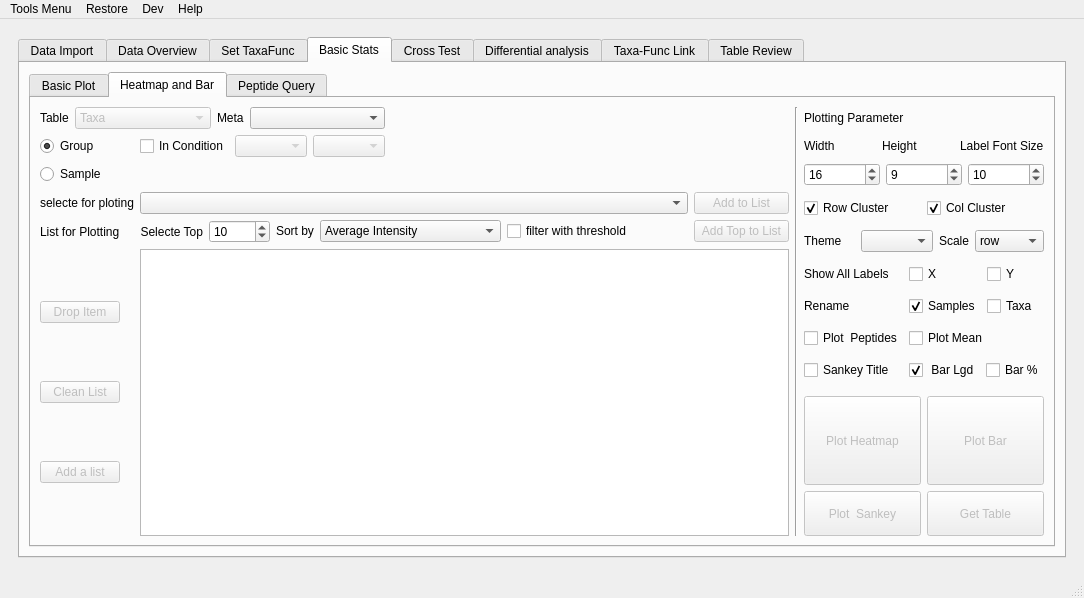
Qt form utils/MetaX_GUI/MainWindow.ui (byemaxx/MetaX) before a commit.
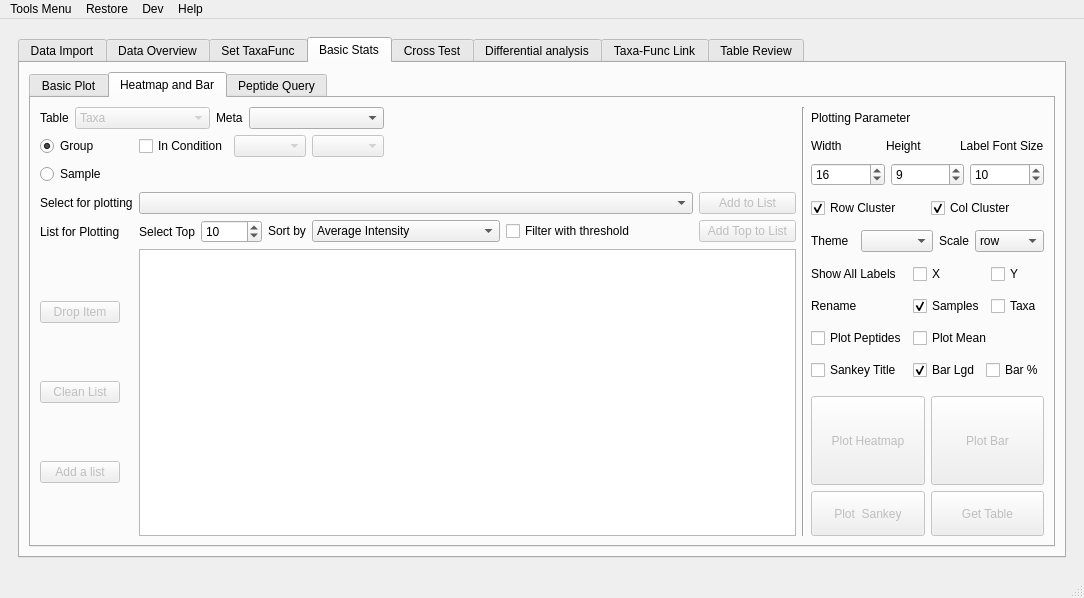
The same form after that commit. The open tabs and pages were chosen to show the change.

Commit message: - Change: For HTML plot, moved all tooltips to the left bottom. - Fix: Fixed some wrong spellings in GUI.

Patch:
```diff
--- a/utils/MetaX_GUI/MainWindow.ui
+++ b/utils/MetaX_GUI/MainWindow.ui
@@ -2112,7 +2112,7 @@
                 <item row="3" column="0">
                  <widget class="QLabel" name="label_32">
                   <property name="text">
-                   <string>selecte for ploting</string>
+                   <string>Select for plotting</string>
                   </property>
                  </widget>
                 </item>
@@ -2195,7 +2195,7 @@
                      </sizepolicy>
                     </property>
                     <property name="text">
-                     <string>Plot  Peptides</string>
+                     <string>Plot Peptides</string>
                     </property>
                    </widget>
                   </item>
@@ -2317,7 +2317,7 @@
                        </sizepolicy>
                       </property>
                       <property name="text">
-                       <string> Bar Lgd</string>
+                       <string>Bar Lgd</string>
                       </property>
                       <property name="checked">
                        <bool>true</bool>
@@ -2346,7 +2346,7 @@
                      </sizepolicy>
                     </property>
                     <property name="text">
-                     <string>Selecte Top</string>
+                     <string>Select Top</string>
                     </property>
                     <property name="alignment">
                      <set>Qt::AlignRight|Qt::AlignTrailing|Qt::AlignVCenter</set>
@@ -2452,7 +2452,7 @@
                   <item>
                    <widget class="QCheckBox" name="checkBox_basic_heatmap_top_filtered">
                     <property name="text">
-                     <string>filter with threshold</string>
+                     <string>Filter with threshold</string>
                     </property>
                    </widget>
                   </item>
```
Left out of the diff: 42 changed lines with no effect on the pictures. The commit also changes 10 other files.
